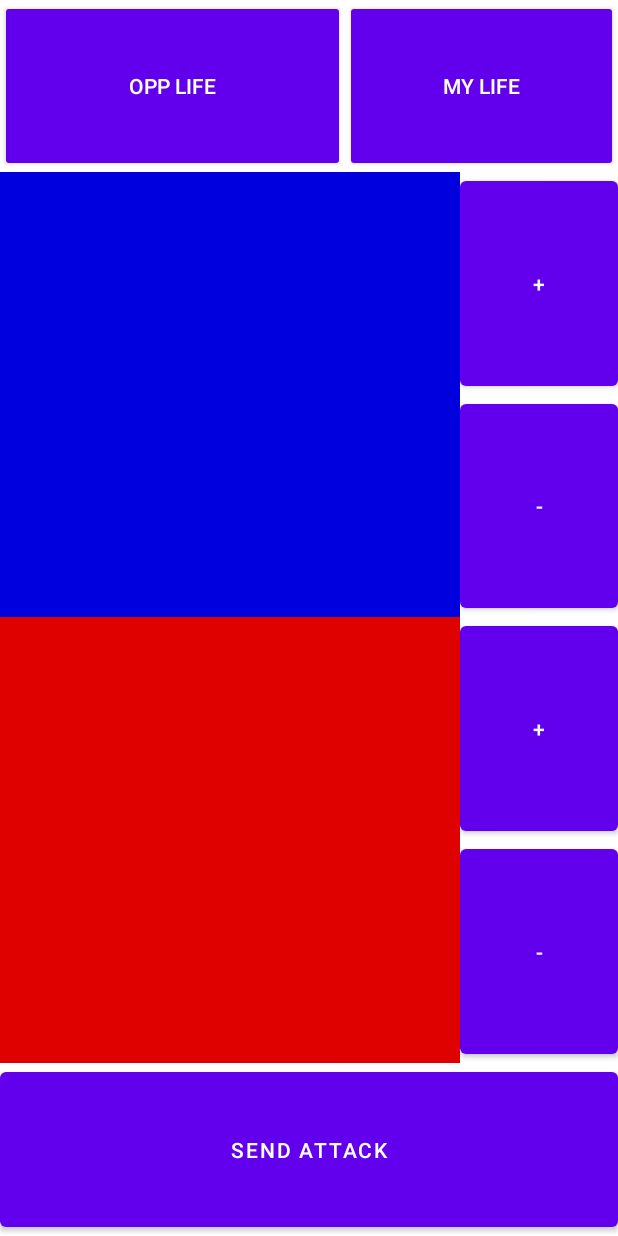
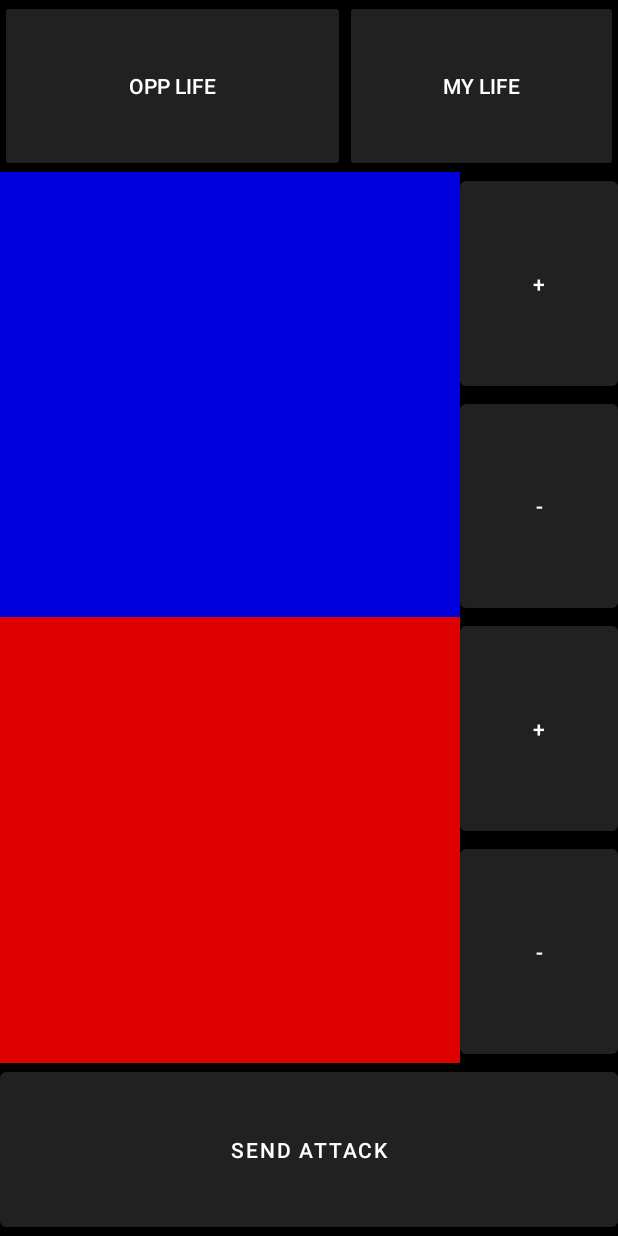
Before and after one commit to shock2k5mha/MyHeroCalc, an Android app: the layout attack_calc.xml on its own in the app's theme, with its tools: preview values and no code run, on a phone screen of 412 x 824 dp. Run offline under Robolectric (Android 15) with nearby library versions, the light colour scheme and no system bars.

Commit message:
TitleBar Removed. Colors free to change.

```diff
--- a/app/src/main/java/com/example/myherocalc/MainActivity.java
+++ b/app/src/main/java/com/example/myherocalc/MainActivity.java
@@ -18,6 +18,12 @@ public class MainActivity extends AppCompatActivity {
     @Override
     protected void onCreate(Bundle savedInstanceState) {
         super.onCreate(savedInstanceState);
+        try
+        {
+            this.getSupportActionBar().hide();
+        }
+        catch (NullPointerException e){}
+
         //Set Life Variables
         oppLife = 25;
         selfLife = 25;
--- a/app/src/main/res/layout/attack_calc.xml
+++ b/app/src/main/res/layout/attack_calc.xml
@@ -3,6 +3,8 @@
     xmlns:tools="http://schemas.android.com/tools"
     android:layout_width="match_parent"
     android:layout_height="match_parent"
+    android:background="#000000"
+    android:theme="@style/Theme.Design.NoActionBar"
     android:visibility="visible">
 
     <TableLayout
@@ -42,12 +44,11 @@
                 android:layout_width="match_parent"
                 android:layout_height="match_parent"
                 android:layout_weight="10"
-                android:gravity="center"
                 android:background="#0000DF"
                 android:fontFamily="@font/carter_one"
-                android:textSize="60sp"
+                android:gravity="center"
                 android:textColor="#FFFFFF"
-                />
+                android:textSize="60sp" />
 
             <LinearLayout
                 android:layout_width="match_parent"
@@ -85,12 +86,11 @@
                 android:layout_width="match_parent"
                 android:layout_height="match_parent"
                 android:layout_weight="10"
-                android:gravity="center"
                 android:background="#DF0000"
                 android:fontFamily="@font/carter_one"
-                android:textSize="60sp"
+                android:gravity="center"
                 android:textColor="#FFFFFF"
-                />
+                android:textSize="60sp" />
 
             <LinearLayout
                 android:layout_width="match_parent"
```
Also changed, not shown: app/src/main/res/layout/activity_main.xml (+5 -2 lines), app/src/main/res/font/bangers.ttf (added).
